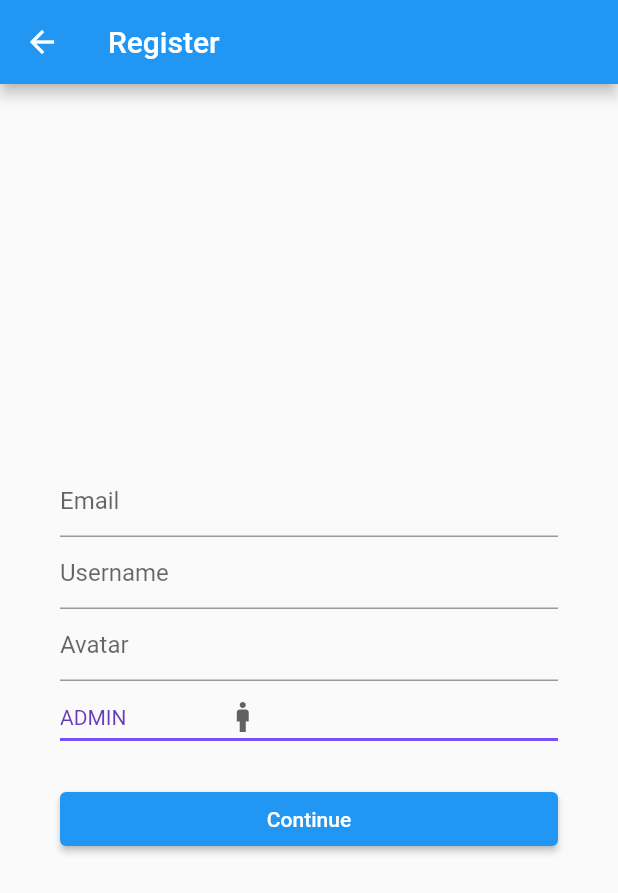
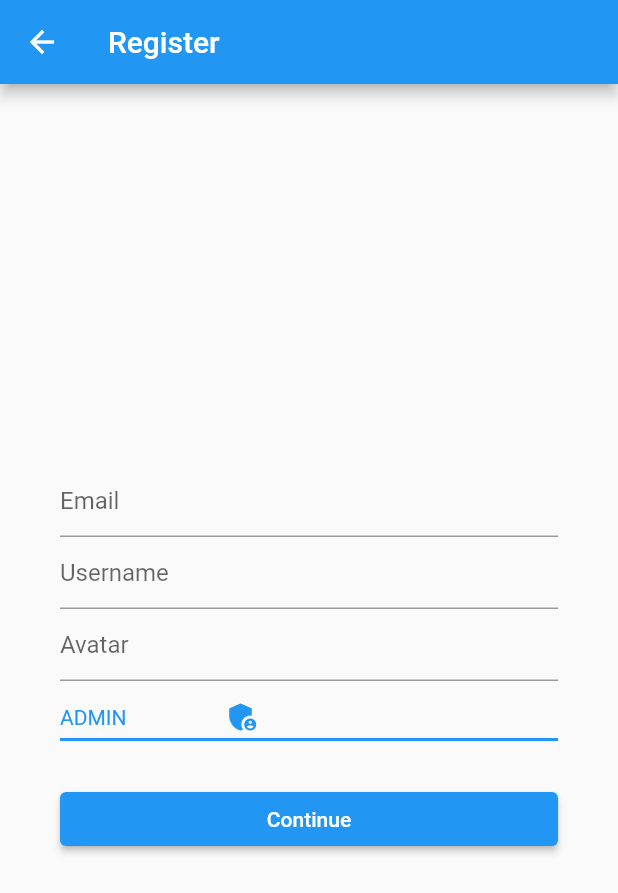
Before and after one commit to DanielBenAvi/EventsMiniapp, a Flutter app: the Register screen opened by its route, on a phone screen of 412 x 824 dp. Shown: the top 893 px of the screen. Run offline on Flutter 3.47's test engine with Material 2 defaults, Android fonts, the light colour scheme and no system bars; our stand-ins replace multi_select_flutter.

Commit message:
update drop

```diff
--- a/lib/main.dart
+++ b/lib/main.dart
@@ -9,7 +9,7 @@ void main() => runApp(MaterialApp(
       routes: {
         '/login': (context) => const Login(),
         '/register': (context) => const Register(),
-        '/user_details': (context) => const UserDetails(),
+        '/user_details': (context) => const UserDetailsScreen(),
         '/app_drawer': (context) => const AppDrawer(),
       },
     ));
--- a/lib/screens/login/register.dart
+++ b/lib/screens/login/register.dart
@@ -1,9 +1,6 @@
 import 'package:flutter/material.dart';
 import 'package:social_hive_client/model/user.dart';
-
-import '../../constants/sex_preferences.dart';
-
-const List<String> roles = <String>['ADMIN', 'MINIAPP_USER', 'SUPERAPP_USER'];
+import 'package:social_hive_client/widgets/build_drop_button.dart';
 
 class Register extends StatefulWidget {
   const Register({Key? key}) : super(key: key);
@@ -17,7 +14,14 @@ class _RegisterState extends State<Register> {
   final _textFieldController_username = TextEditingController();
   final _textFieldController_avatar = TextEditingController();
 
-  String dropdownValue = roles.first;
+  final List<String> roles = const ['ADMIN', 'MINIAPP_USER', 'SUPERAPP_USER'];
+  final List<Icon> rolesIcons = const [
+    Icon(Icons.admin_panel_settings),
+    Icon(Icons.person),
+    Icon(Icons.supervisor_account)
+  ];
+
+  late String dropdownValue = roles.first;
 
   @override
   Widget build(BuildContext context) {
@@ -51,7 +55,17 @@ class _RegisterState extends State<Register> {
                   hintText: 'Avatar',
                 ),
               ),
-              buildDropdownButton(),
+              // buildDropdownButton(),
+              DropButton(
+                title: "Chooese Role",
+                items: roles,
+                icons: rolesIcons,
+                onDropButtonConfirm: (String value) {
+                  setState(() {
+                    dropdownValue = value;
+                  });
+                },
+              ),
               const SizedBox(height: 20),
               ElevatedButton(
                   onPressed: _continue, child: const Text('Continue')),
@@ -59,31 +73,6 @@ class _RegisterState extends State<Register> {
           ),
         ),
       ),
-    );
-  }
-
-  DropdownButton<String> buildDropdownButton() {
-    return DropdownButton<String>(
-      value: dropdownValue,
-      icon: const Icon(Icons.man),
-      elevation: 16,
-      style: const TextStyle(color: Colors.deepPurple),
-      underline: Container(
-        height: 2,
-        color: Colors.deepPurpleAccent,
-      ),
-      onChanged: (String? value) {
-        // This is called when the user selects an item.
-        setState(() {
-          dropdownValue = value!;
-        });
-      },
-      items: roles.map<DropdownMenuItem<String>>((String value) {
-        return DropdownMenuItem<String>(
-          value: value,
-          child: Text(value),
-        );
-      }).toList(),
     );
   }
 
--- /dev/null
+++ b/lib/widgets/build_drop_button.dart
@@ -0,0 +1,57 @@
+import 'package:flutter/material.dart';
+
+class DropButton extends StatefulWidget {
+  const DropButton({
+    super.key,
+    required this.title,
+    required this.items,
+    required this.icons,
+    required this.onDropButtonConfirm,
+  });
+  final String title;
+  final List<String> items;
+  final List<Icon> icons;
+  final DropButtonCallback onDropButtonConfirm;
+
+  @override
+  State<DropButton> createState() => _DropButtonState();
+}
+
+class _DropButtonState extends State<DropButton> {
+  late String dropdownValue = widget.items.first;
+
+  @override
+  Widget build(BuildContext context) {
+    return DropdownButton<String>(
+      value: dropdownValue,
+      icon: dropdownValue == widget.items[0]
+          ? widget.icons[0]
+          : dropdownValue == widget.items[1]
+              ? widget.icons[1]
+              : widget.icons[2],
+      iconEnabledColor: Colors.blue,
+      iconDisabledColor: Colors.blue,
+      elevation: 16,
+      style: const TextStyle(color: Colors.blue),
+      underline: Container(
+        height: 2,
+        color: Colors.blue,
+      ),
+      onChanged: (String? value) {
+        // This is called when the user selects an item.
+        setState(() {
+          dropdownValue = value!;
+          widget.onDropButtonConfirm(value);
+        });
+      },
+      items: widget.items.map<DropdownMenuItem<String>>((String value) {
+        return DropdownMenuItem<String>(
+          value: value,
+          child: Text(value),
+        );
+      }).toList(),
+    );
+  }
+}
+
+typedef DropButtonCallback = void Function(String value);
```
Also changed, not shown: lib/constants/uri.dart (deleted, +0 -21 lines), lib/rest_api/user_api.dart (+28 -10 lines), lib/screens/login/page_user_details.dart (+26 -81 lines), lib/widgets/snack_bar.dart (added, +22 -0 lines).
